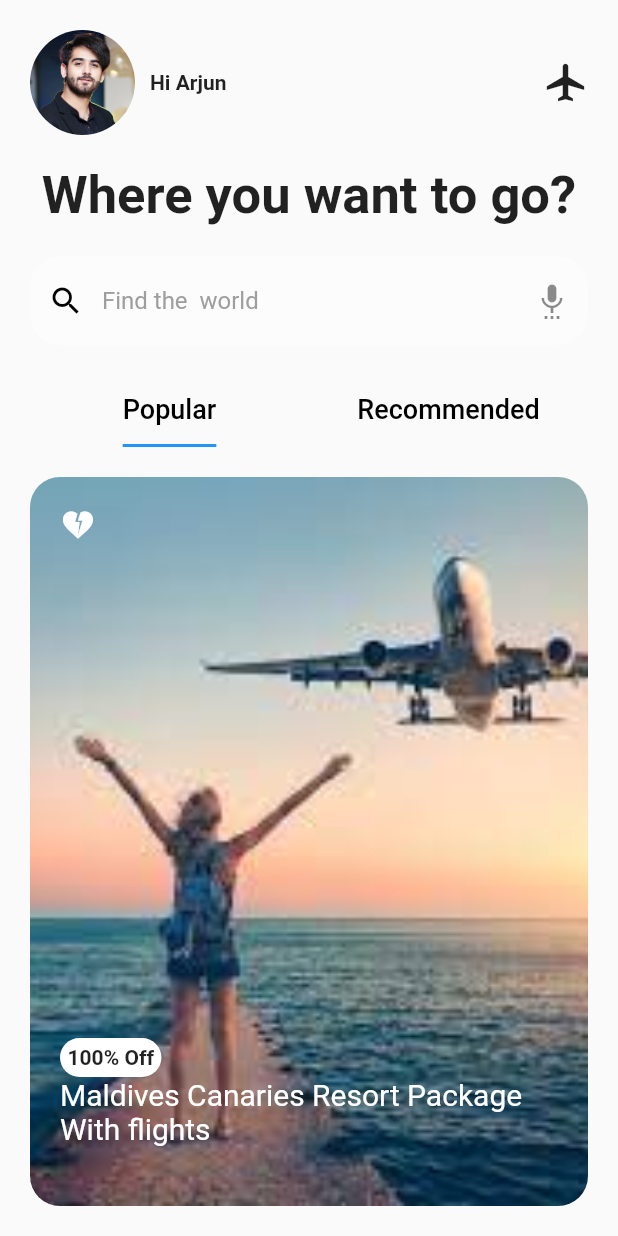
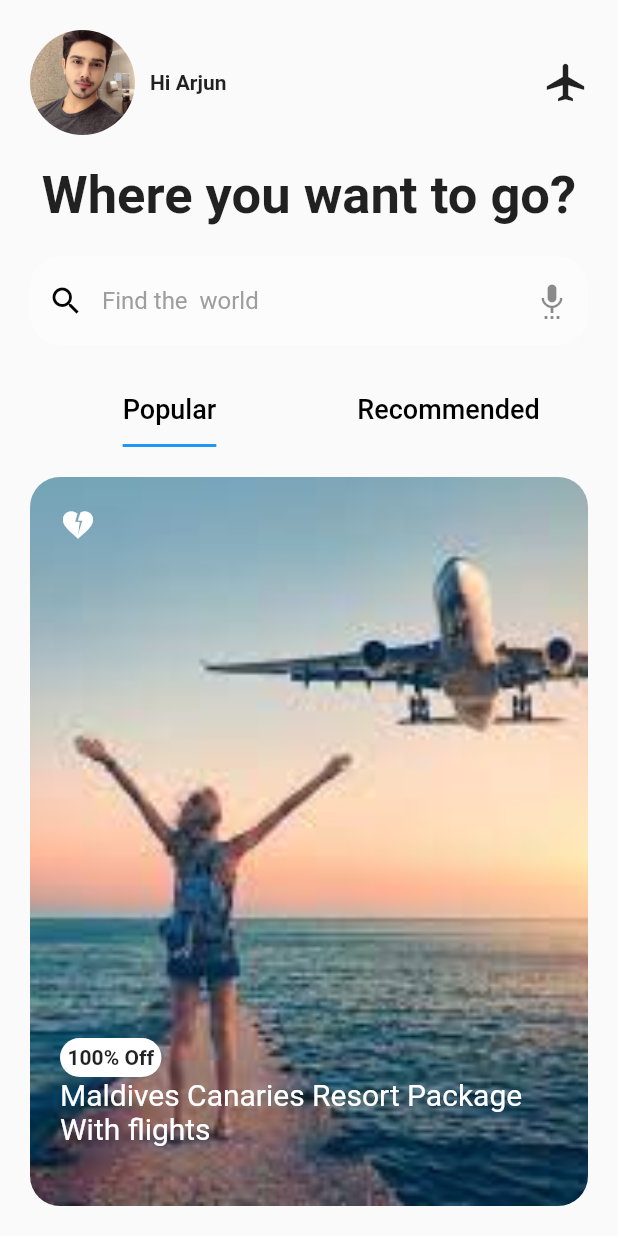
Before and after one commit to Yogita-Gautam-9084/travel_app, a Flutter app: the SecondScreen screen opened directly, on a phone screen of 412 x 824 dp. Run offline on Flutter 3.47's test engine with Material 2 defaults, Android fonts, the phone set to English and light mode, and no system bars.

Commit message:
edit image

```diff
--- a/lib/second_screen.dart
+++ b/lib/second_screen.dart
@@ -28,9 +28,10 @@ class _SecondScreenState extends State<SecondScreen> {
                         ClipRRect(
                           borderRadius: BorderRadius.circular(70),
                           child: Image.asset(
-                            'assets/boy.png',
+                            'assets/arjun.png',
                             height: 70,
                             width: 70,
+                            fit: BoxFit.cover,
                           ),
                         ),
                         const SizedBox(
@@ -188,7 +189,7 @@ class _SecondScreenState extends State<SecondScreen> {
                                     const Text(
                                       StringConstants.mauritius,
                                       style: TextStyle(
-                                          color: ColorsConstants.black, fontSize: 20),
+                                          color: ColorsConstants.white, fontSize: 20),
                                     )
                                   ],
                                 ),
```
Also changed, not shown: lib/first_screen.dart (+4 -3 lines), assets/arjun.png (added), assets/boy.png (deleted).
